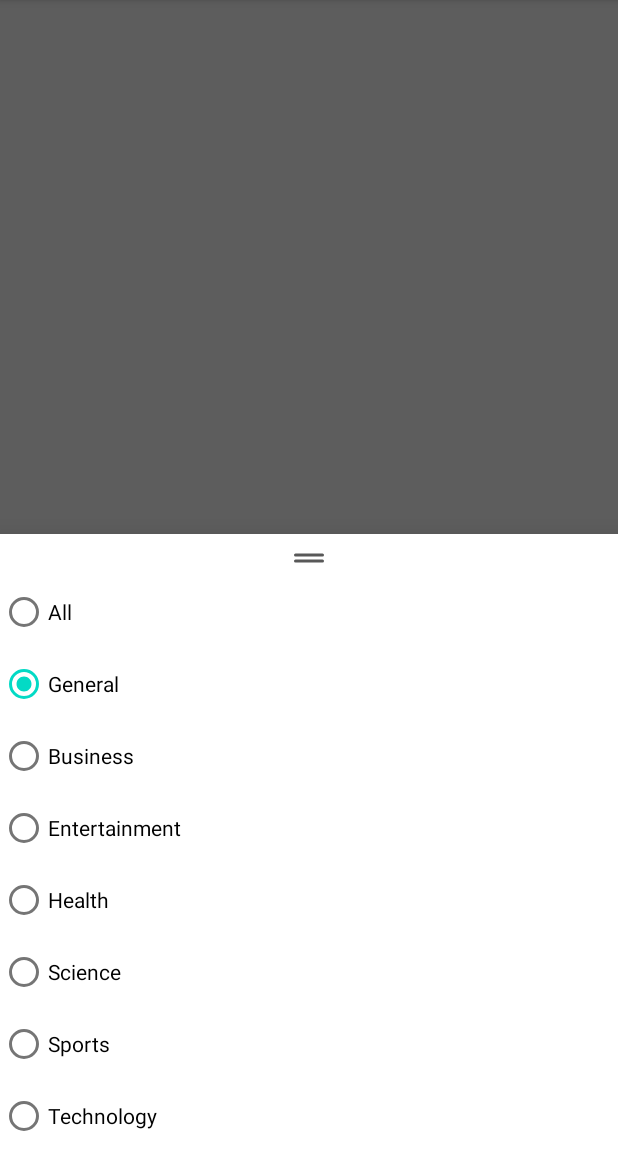
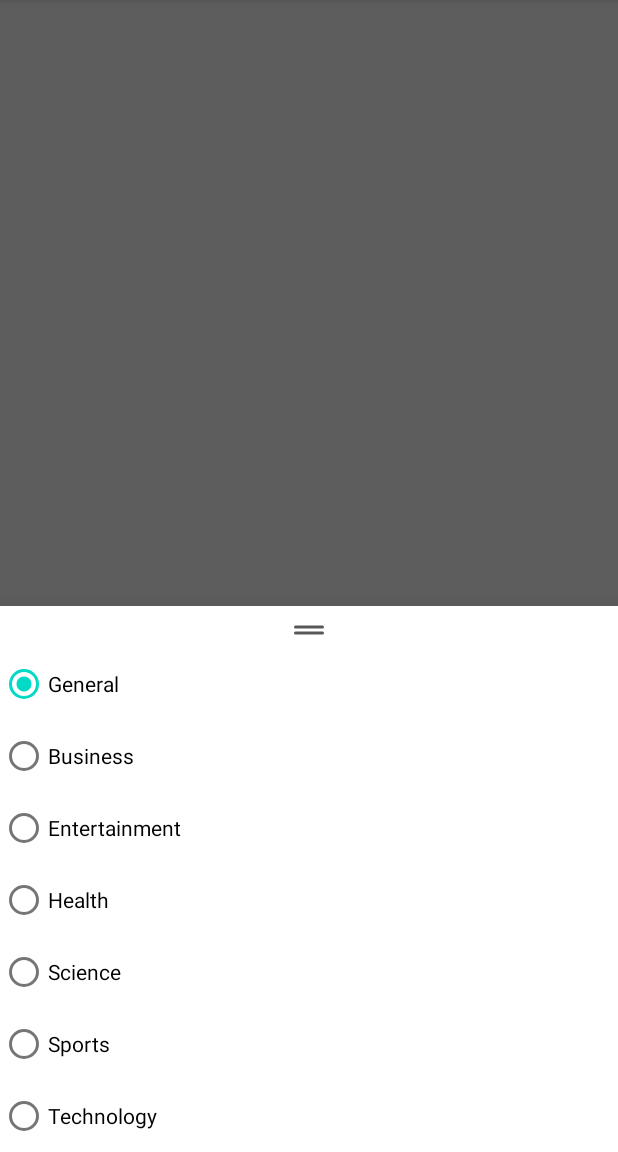
Before and after one commit to secondstriker/cleanAndroidProject, an Android app: the fragment SelectCategoryDialogFragment placed in its activity, on a phone screen of 412 x 824 dp, the part 84-1236 px from its top. Run offline under Robolectric (Android 15) with nearby library versions, the phone set to English and light mode, and no system bars; our stand-ins replace Dagger/Hilt's generated code, Timber, data binding; plain views replace MaterialProgressBar; 3 statements that could not run were skipped.

Commit message:
remove all from bottomsheet:

```diff
--- a/app/src/main/res/layout/bottom_sheet_select_category.xml
+++ b/app/src/main/res/layout/bottom_sheet_select_category.xml
@@ -33,13 +33,6 @@
             android:orientation="vertical"
             app:layout_constraintTop_toBottomOf="@id/handle"
             app:layout_constraintStart_toStartOf="parent">
-
-            <RadioButton
-                android:id="@+id/radio_all"
-                android:layout_width="match_parent"
-                android:layout_height="wrap_content"
-                android:text="@string/all"
-                android:tag="all" />
 
             <RadioButton
                 android:id="@+id/radio_general"
```
